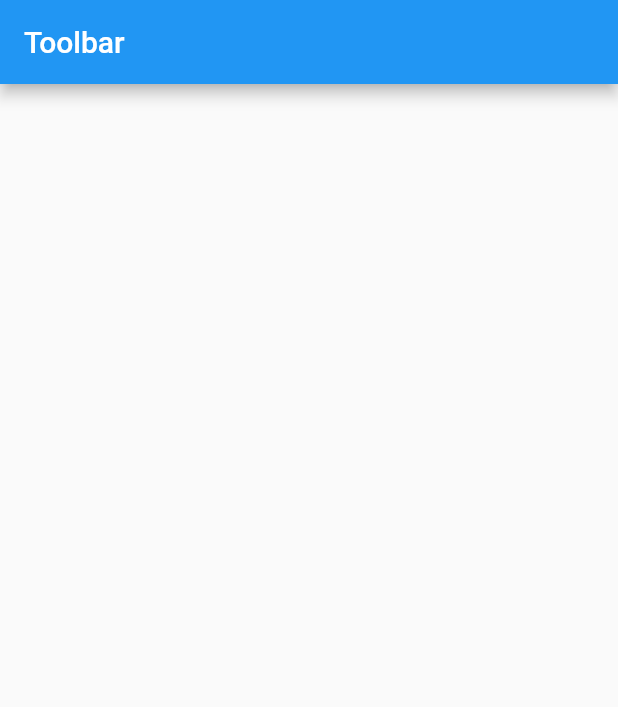
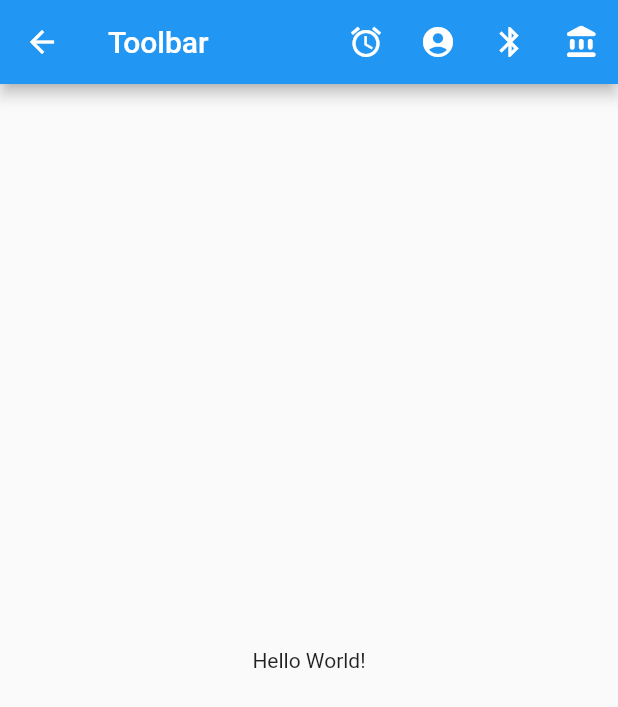
Before and after one commit to Gogo-jiii/Flutter-Toolbar, a Flutter app: the screen it shows after launch, on a phone screen of 412 x 824 dp. Shown: the top 707 px of the screen. Run offline on Flutter 3.47's test engine with Material 2 defaults, Android fonts, the phone set to English and light mode, and no system bars.

Commit message:
toolbar with menu

```diff
--- a/lib/main.dart
+++ b/lib/main.dart
@@ -34,9 +34,48 @@ class _MyHomePageState extends State<MyHomePage> {
   Widget build(BuildContext context) {
     return Scaffold(
       appBar: AppBar(
+        leading: IconButton(
+          tooltip: "Back",
+          onPressed: () {
+            debugPrint("Back icon clicked");
+          },
+          icon: const Icon(Icons.arrow_back),
+        ),
         title: Text(widget.title),
+        actions: [
+          IconButton(
+            tooltip: "Alarm",
+            onPressed: () {
+              debugPrint("1st action clicked");
+            },
+            icon: const Icon(Icons.access_alarm),
+          ),
+          IconButton(
+            tooltip: "Profile",
+            onPressed: () {
+              debugPrint("2nd action clicked");
+            },
+            icon: const Icon(Icons.account_circle),
+          ),
+          IconButton(
+            tooltip: "Bluetooth",
+            onPressed: () {
+              debugPrint("3rd action clicked");
+            },
+            icon: const Icon(Icons.bluetooth),
+          ),
+          IconButton(
+            tooltip: "Balance",
+            onPressed: () {
+              debugPrint("4th action clicked");
+            },
+            icon: const Icon(Icons.account_balance_rounded),
+          ),
+        ],
       ),
-      body: Center(),
+      body: const Center(
+        child: Text("Hello World!"),
+      ),
     );
   }
 }
```
